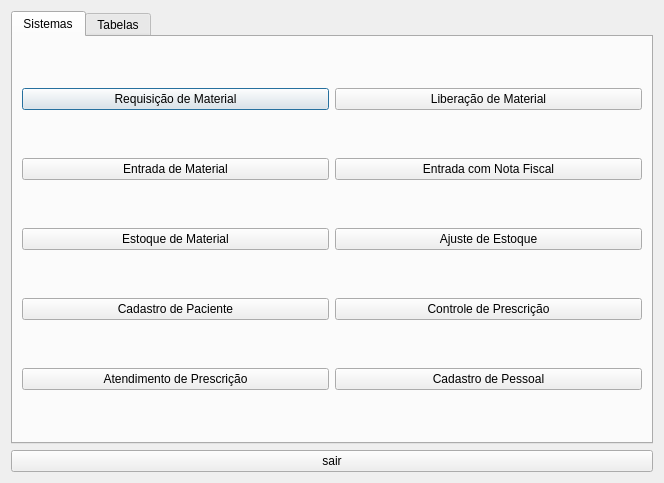
Qt form principal.ui (exiele/MIM) before a commit.
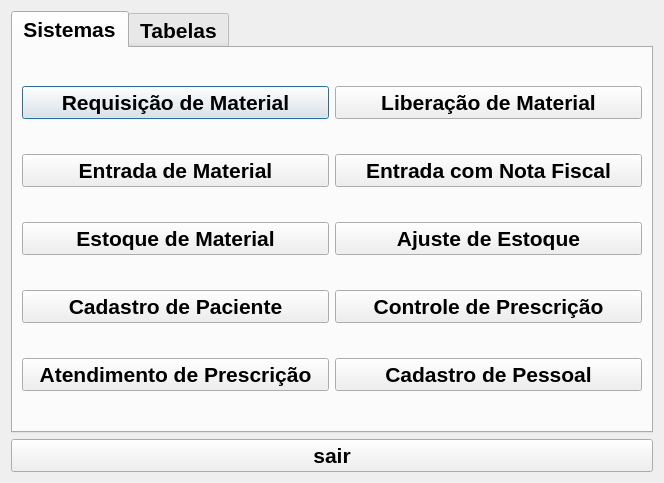
The same form after that commit.

```diff
--- a/principal.ui
+++ b/principal.ui
@@ -16,6 +16,13 @@
   <layout class="QVBoxLayout" name="verticalLayout">
    <item>
     <widget class="QTabWidget" name="tabWidget">
+     <property name="font">
+      <font>
+       <pointsize>16</pointsize>
+       <weight>75</weight>
+       <bold>true</bold>
+      </font>
+     </property>
      <property name="currentIndex">
       <number>0</number>
      </property>
@@ -26,6 +33,13 @@
       <layout class="QGridLayout" name="gridLayout">
        <item row="0" column="0">
         <widget class="QPushButton" name="reqMaterial">
+         <property name="font">
+          <font>
+           <pointsize>16</pointsize>
+           <weight>75</weight>
+           <bold>true</bold>
+          </font>
+         </property>
          <property name="text">
           <string>Requisição de Material</string>
          </property>
@@ -33,6 +47,13 @@
        </item>
        <item row="0" column="1">
         <widget class="QPushButton" name="libMaterial">
+         <property name="font">
+          <font>
+           <pointsize>16</pointsize>
+           <weight>75</weight>
+           <bold>true</bold>
+          </font>
+         </property>
          <property name="text">
           <string>Liberação de Material</string>
          </property>
@@ -40,6 +61,13 @@
        </item>
        <item row="1" column="0">
         <widget class="QPushButton" name="entMaterial">
+         <property name="font">
+          <font>
+           <pointsize>16</pointsize>
+           <weight>75</weight>
+           <bold>true</bold>
+          </font>
+         </property>
          <property name="text">
           <string>Entrada de Material</string>
          </property>
@@ -47,6 +75,13 @@
        </item>
        <item row="1" column="1">
         <widget class="QPushButton" name="entNotaFiscal">
+         <property name="font">
+          <font>
+           <pointsize>16</pointsize>
+           <weight>75</weight>
+           <bold>true</bold>
+          </font>
+         </property>
          <property name="text">
           <string>Entrada com Nota Fiscal</string>
          </property>
@@ -54,6 +89,13 @@
        </item>
        <item row="2" column="0">
         <widget class="QPushButton" name="estMaterial">
+         <property name="font">
+          <font>
+           <pointsize>16</pointsize>
+           <weight>75</weight>
+           <bold>true</bold>
+          </font>
+         </property>
          <property name="text">
           <string>Estoque de Material</string>
          </property>
@@ -61,6 +103,13 @@
        </item>
        <item row="2" column="1">
         <widget class="QPushButton" name="ajuEstoque">
+         <property name="font">
+          <font>
+           <pointsize>16</pointsize>
+           <weight>75</weight>
+           <bold>true</bold>
+          </font>
+         </property>
          <property name="text">
           <string>Ajuste de Estoque</string>
          </property>
@@ -68,6 +117,13 @@
        </item>
        <item row="3" column="0">
         <widget class="QPushButton" name="cadPaciente">
+         <property name="font">
+          <font>
+           <pointsize>16</pointsize>
+           <weight>75</weight>
+           <bold>true</bold>
+          </font>
+         </property>
          <property name="text">
           <string>Cadastro de Paciente</string>
          </property>
@@ -75,6 +131,13 @@
        </item>
        <item row="3" column="1">
         <widget class="QPushButton" name="conPrescricao">
+         <property name="font">
+          <font>
+           <pointsize>16</pointsize>
+           <weight>75</weight>
+           <bold>true</bold>
+          </font>
+         </property>
          <property name="text">
           <string>Controle de Prescrição</string>
          </property>
@@ -82,6 +145,13 @@
        </item>
        <item row="4" column="0">
         <widget class="QPushButton" name="atePrescricao">
+         <property name="font">
+          <font>
+           <pointsize>16</pointsize>
+           <weight>75</weight>
+           <bold>true</bold>
+          </font>
+         </property>
          <property name="text">
           <string>Atendimento de Prescrição</string>
          </property>
@@ -89,6 +159,13 @@
        </item>
        <item row="4" column="1">
         <widget class="QPushButton" name="cadPessoal">
+         <property name="font">
+          <font>
+           <pointsize>16</pointsize>
+           <weight>75</weight>
+           <bold>true</bold>
+          </font>
+         </property>
          <property name="text">
           <string>Cadastro de Pessoal</string>
          </property>
@@ -282,6 +359,13 @@
    </item>
    <item>
     <widget class="QPushButton" name="botao_sair">
+     <property name="font">
+      <font>
+       <pointsize>16</pointsize>
+       <weight>75</weight>
+       <bold>true</bold>
+      </font>
+     </property>
      <property name="text">
       <string>sair</string>
      </property>
```
